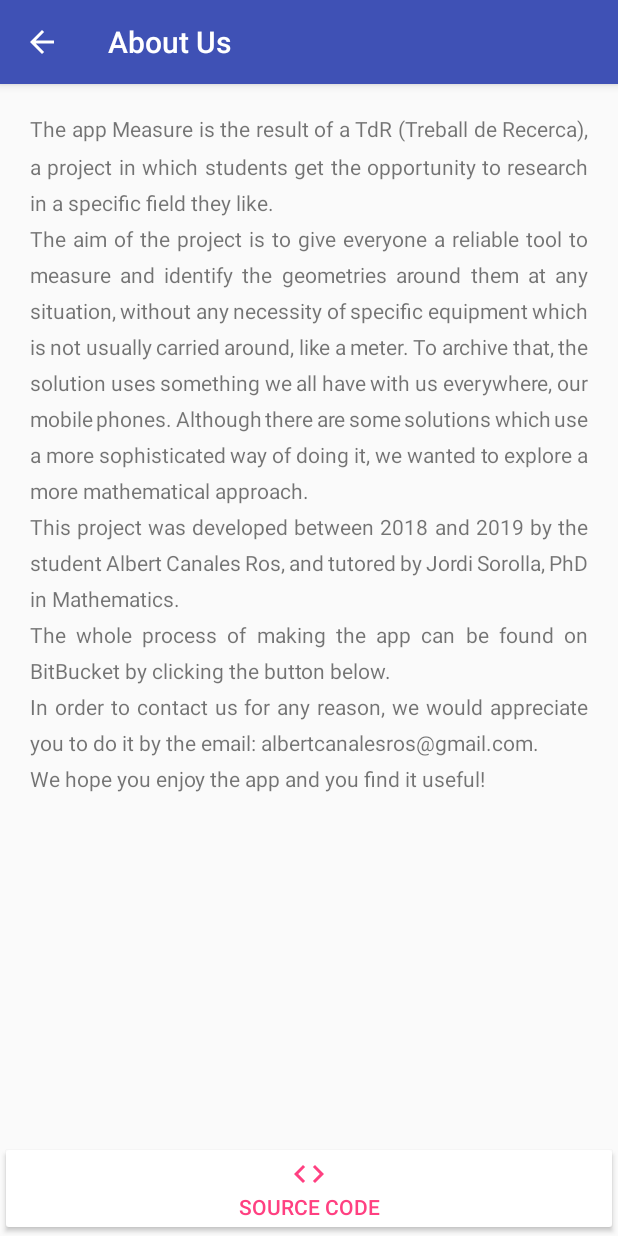
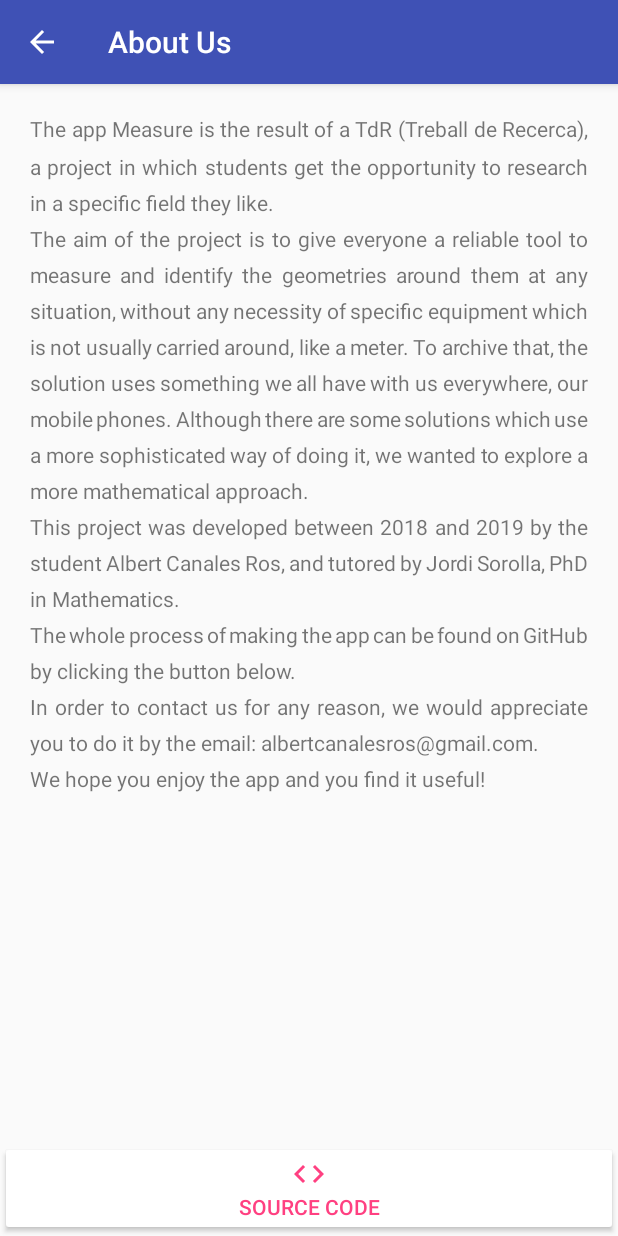
Before and after one commit to albertcanales/measure, an Android app: the AboutUsActivity screen opened directly, with no data from a screen before it, after a tap on "SOURCE CODE", on a phone screen of 412 x 824 dp. Run offline under Robolectric (Android 15) with nearby library versions, the phone set to English and light mode, and no system bars.

Commit message:
Migration to GitHub
Created License, description, web...
Updated README, AboutUs and .gitignore

```diff
--- a/app/src/main/java/com/example/albert/measure/activities/AboutUsActivity.java
+++ b/app/src/main/java/com/example/albert/measure/activities/AboutUsActivity.java
@@ -23,7 +23,7 @@ public class AboutUsActivity extends AppCompatActivity {
         findViewById(R.id.code).setOnClickListener(new View.OnClickListener() {
             @Override
             public void onClick(View view) {
-                String url = "https://canales2002@bitbucket.org/canales2002/measure.git";
+                String url = "https://github.com/canales2002/measure";
                 Intent i = new Intent(Intent.ACTION_VIEW);
                 i.setData(Uri.parse(url));
                 startActivity(i);
--- a/app/src/main/res/values/strings.xml
+++ b/app/src/main/res/values/strings.xml
@@ -14,7 +14,7 @@
 
     <!-- About Us -->
     <string name="title_activity_about_us">About Us</string>
-    <string name="aboutUs">The app Measure is the result of a TdR (Treball de Recerca), a project in which students get the opportunity to research in a specific field they like.\nThe aim of the project is to give everyone a reliable tool to measure and identify the geometries around them at any situation, without any necessity of specific equipment which is not usually carried around, like a meter. To archive that, the solution uses something we all have with us everywhere, our mobile phones. Although there are some solutions which use a more sophisticated way of doing it, we wanted to explore a more mathematical approach. \nThis project was developed between 2018 and 2019 by the student Albert Canales Ros, and tutored by Jordi Sorolla, PhD in Mathematics. \nThe whole process of making the app can be found on BitBucket by clicking the button below. \nIn order to contact us for any reason, we would appreciate you to do it by the email: albertcanalesros@gmail.com. \nWe hope you enjoy the app and you find it useful!\n</string>
+    <string name="aboutUs">The app Measure is the result of a TdR (Treball de Recerca), a project in which students get the opportunity to research in a specific field they like.\nThe aim of the project is to give everyone a reliable tool to measure and identify the geometries around them at any situation, without any necessity of specific equipment which is not usually carried around, like a meter. To archive that, the solution uses something we all have with us everywhere, our mobile phones. Although there are some solutions which use a more sophisticated way of doing it, we wanted to explore a more mathematical approach. \nThis project was developed between 2018 and 2019 by the student Albert Canales Ros, and tutored by Jordi Sorolla, PhD in Mathematics. \nThe whole process of making the app can be found on GitHub by clicking the button below. \nIn order to contact us for any reason, we would appreciate you to do it by the email: albertcanalesros@gmail.com. \nWe hope you enjoy the app and you find it useful!\n</string>
     <string name="source_code">Source Code</string>
 
     <!-- Test Sensors -->
```
Also changed, not shown: 3 other files.
